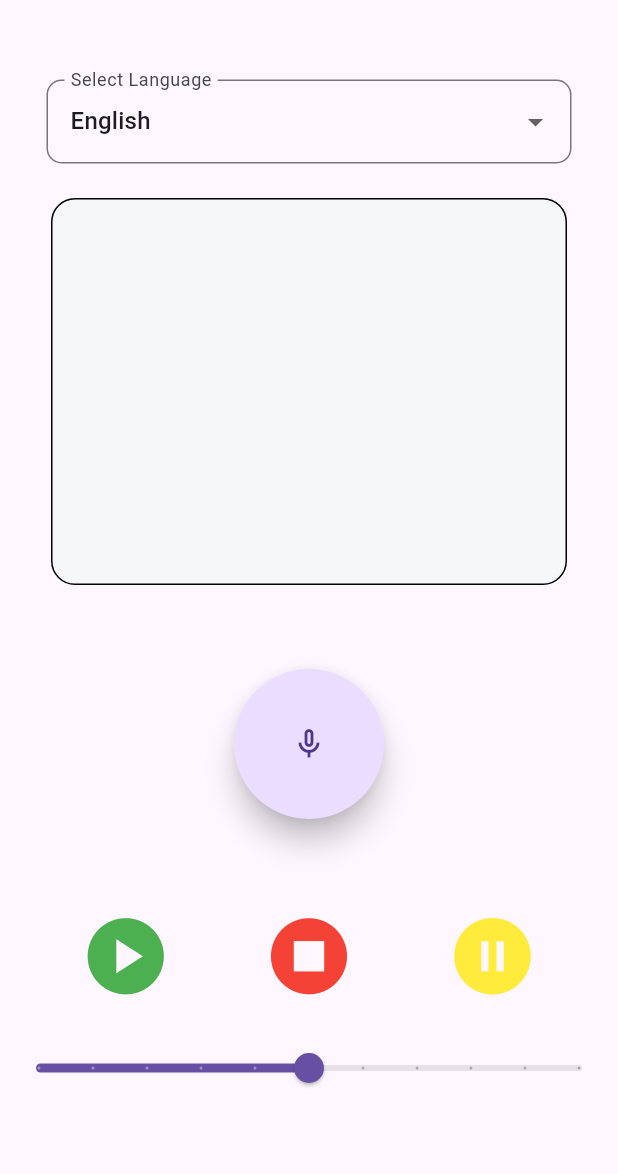
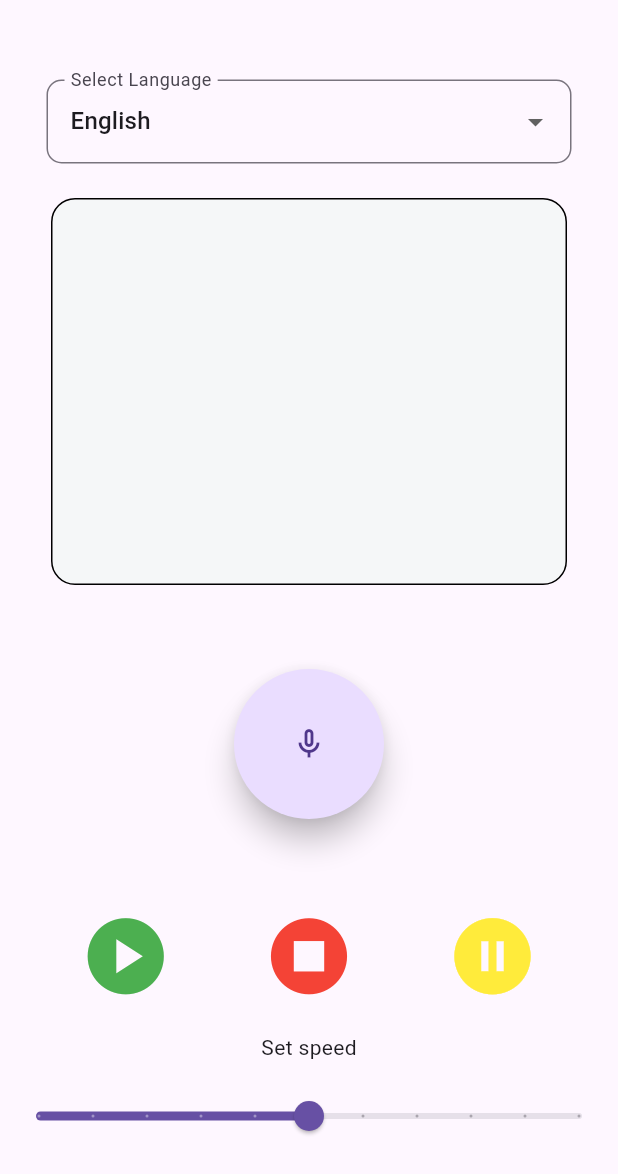
Before and after one commit to muneebullah03/logicanaza_task11, a Flutter app: the screen it shows after launch, after a tap on the "play circle" icon, on a phone screen of 412 x 824 dp. Shown: the top 1174 px of the screen. Run offline on Flutter 3.47's test engine with Material 3 defaults, Android fonts, the phone set to English and light mode, and no system bars; drawn by our look-alikes of avatar_glow; our stand-ins replace flutter_tts; missing offline and left inert: translator.

Commit message:
first commit

```diff
--- a/lib/text_to_speech.dart
+++ b/lib/text_to_speech.dart
@@ -29,7 +29,7 @@ class _TextToSpeechState extends State<TextToSpeech> {
     await flutterTts.setLanguage(selectedLanguageCode);
     await flutterTts.setSpeechRate(speechRange);
 
-    await flutterTts.speak(translation.text); // ✅ now speak the translated text
+    await flutterTts.speak(translation.text);
   }
 
   pause() async {
@@ -176,6 +176,8 @@ class _TextToSpeechState extends State<TextToSpeech> {
               ],
             ),
             SizedBox(height: 12),
+            Text("Set speed"),
+            SizedBox(height: 12),
             Slider(
                 max: 1,
                 value: speechRange,
```
